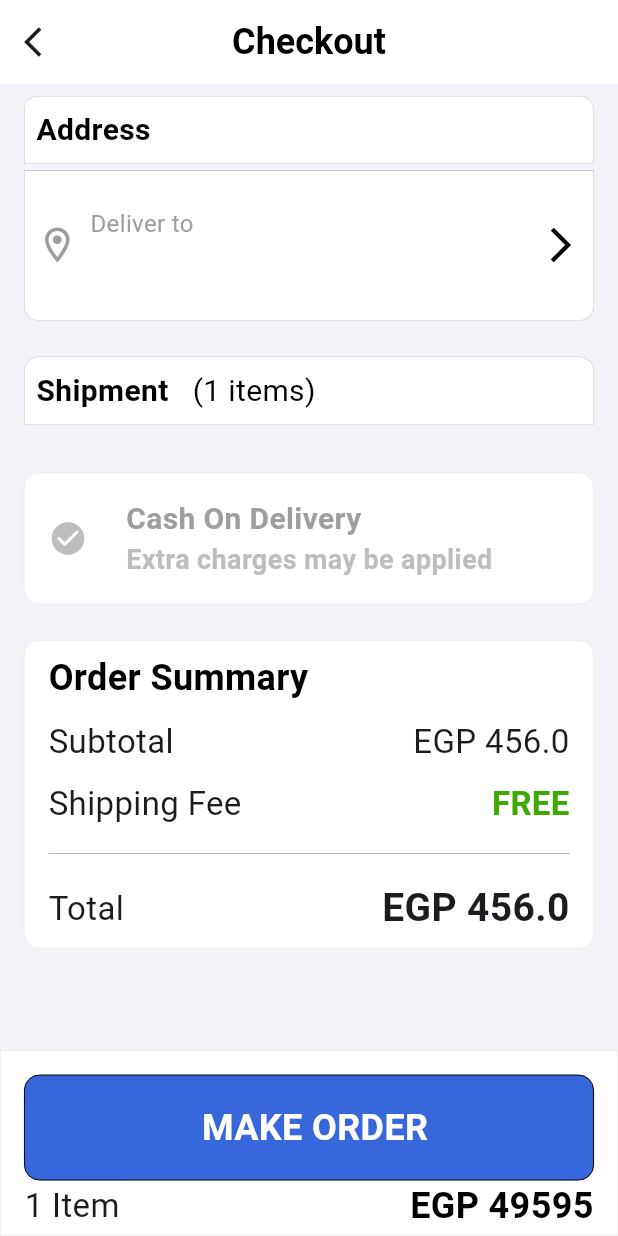
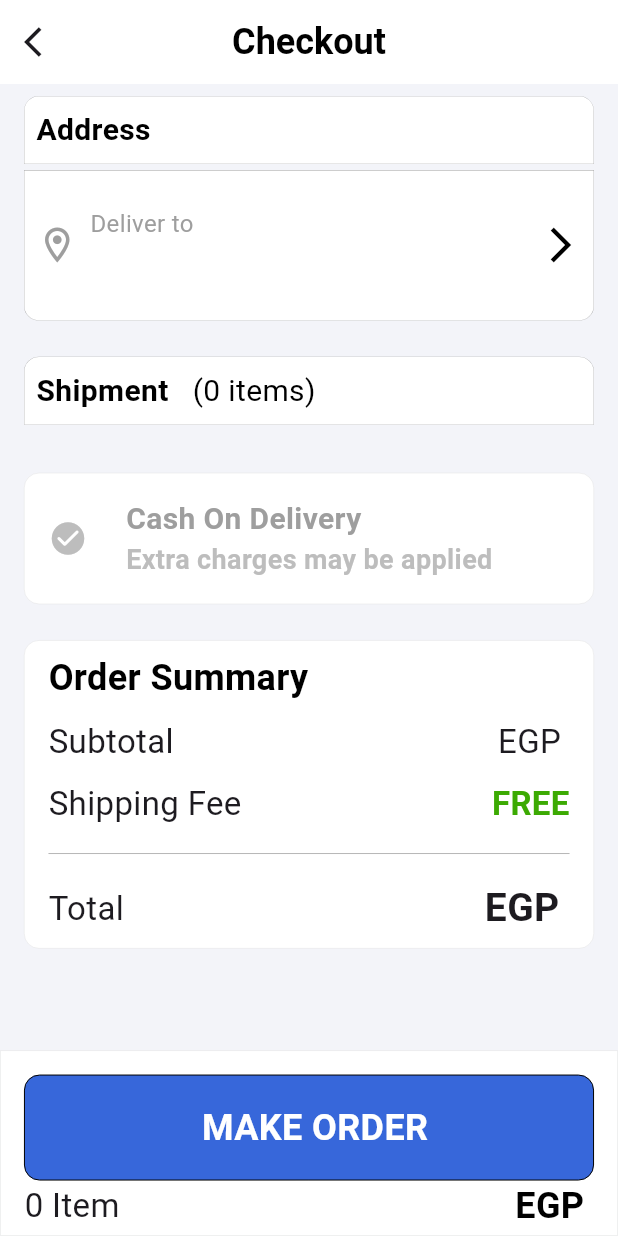
Before and after one commit to 3oraby/ecommerce-app, a Flutter app: the CheckoutPage screen opened by its route, on a phone screen of 412 x 824 dp. Run offline on Flutter 3.47's test engine with Material 3 defaults, Android fonts, the phone set to English and light mode, and no system bars; our stand-ins replace awesome_dialog, dio, flutter_bloc, google_fonts, lottie, modal_progress_hud_nsn and 3 more; accounts and stored records are empty.

Commit message:
join checkout page ui with logic

```diff
--- a/lib/features/cart/presentation/cubit/cart_cubit.dart
+++ b/lib/features/cart/presentation/cubit/cart_cubit.dart
@@ -9,16 +9,15 @@ import 'package:e_commerce_app/features/cart/data/repositories/cart_repository.d
 
 class CartCubit extends Cubit<CartState> {
   final CartRepository cartRepository;
-  // int itemsQuantity = 0;
   List<CartItemModel> _cartItems = [];
-
+  String _cartPrice = "";
   CartCubit({required this.cartRepository}) : super(CartInitialState());
 
-  // int get getItemsQuantity => itemsQuantity;
   List<CartItemModel> get getCartItems => _cartItems;
+  String get getCartPrice => _cartPrice;
 
-  int calculateTotalQuantity(ShowCartResponseModel cart) {
-    return cart.cartItems!.fold<int>(0, (sum, item) => sum + item.quantity);
+  int calculateTotalQuantity(List<CartItemModel> cartItems) {
+    return cartItems.fold<int>(0, (sum, item) => sum + item.quantity);
   }
 
   // Future<void> showCart() async {
@@ -61,11 +60,6 @@ class CartCubit extends Cubit<CartState> {
       final DeleteFromCartResponseModel deleteFromCartResponseModel =
           await cartRepository.deleteFromCart(cartItemId);
       if (deleteFromCartResponseModel.status) {
-        // // delete the product quantity from itemsQuantity
-        // CartItemModel cartItemModel =
-        //     await cartRepository.showCartItem(cartItemId);
-        // itemsQuantity -= cartItemModel.quantity;
-
         await showCartAndPrice();
       } else {
         emit(const DeleteFromCartErrorState(
@@ -89,7 +83,6 @@ class CartCubit extends Cubit<CartState> {
       );
       emit(CartItemUpdatedState(success: success));
       if (success) {
-        // itemsQuantity += quantity;
         await showCartAndPrice();
       } else {
         emit(const CartErrorState(message: 'Failed to update item quantity'));
@@ -129,8 +122,9 @@ class CartCubit extends Cubit<CartState> {
       final String price = await cartRepository.showCartPrice();
 
       if (cart.status) {
-        int totalQuantity = calculateTotalQuantity(cart);
+        int totalQuantity = calculateTotalQuantity(cart.cartItems!);
         _cartItems = cart.cartItems!;
+        _cartPrice = price;
         emit(
           CartAndPriceLoadedState(
             cart: cart,
--- a/lib/features/cart/presentation/pages/checkout_page.dart
+++ b/lib/features/cart/presentation/pages/checkout_page.dart
@@ -22,6 +22,9 @@ class CheckoutPage extends StatelessWidget {
   Widget build(BuildContext context) {
     List<CartItemModel> cartItems =
         BlocProvider.of<CartCubit>(context).getCartItems;
+    int totalQuantity =
+        BlocProvider.of<CartCubit>(context).calculateTotalQuantity(cartItems);
+    String cartPrice = BlocProvider.of<CartCubit>(context).getCartPrice;
 
     return Scaffold(
       backgroundColor: ThemeColors.backgroundBodiesColor,
@@ -61,15 +64,14 @@ class CheckoutPage extends StatelessWidget {
                   const VerticalGap(4),
                   const AddressSelector(),
                   const VerticalGap(24),
-                  //! get the whole quantity of the whole items
-                  const ShipmentInfo(itemsCount: 1),
+                  ShipmentInfo(itemsCount: totalQuantity),
                   const VerticalGap(8),
                   CartItemsList(cartItems: cartItems),
                   const VerticalGap(24),
                   const PaymentMethod(),
                   const VerticalGap(24),
-                  const OrderSummary(
-                    subTotal: 456, //! pass the right price
+                  OrderSummary(
+                    subTotal: cartPrice,
                   ),
                   const VerticalGap(24),
                 ],
@@ -102,17 +104,15 @@ class CheckoutPage extends StatelessWidget {
                   Row(
                     mainAxisAlignment: MainAxisAlignment.spaceBetween,
                     children: [
-                      const Text(
-                        //! put the right quantity of items
-                        "1 Item",
-                        style: TextStyle(
+                      Text(
+                        "$totalQuantity Item",
+                        style: const TextStyle(
                           fontWeight: FontWeight.w400,
                           fontSize: 22,
                         ),
                       ),
                       Text(
-                        //! put the right price of items
-                        "EGP 49595",
+                        "EGP $cartPrice",
                         style: TextStyles.aDLaMDisplayBlackBold24,
                       ),
                     ],
--- a/lib/features/cart/presentation/widgets/checkout_page_widgets/order_summary.dart
+++ b/lib/features/cart/presentation/widgets/checkout_page_widgets/order_summary.dart
@@ -8,7 +8,7 @@ class OrderSummary extends StatelessWidget {
     super.key,
     required this.subTotal,
   });
-  final double subTotal;
+  final String subTotal;
 
   @override
   Widget build(BuildContext context) {
```
